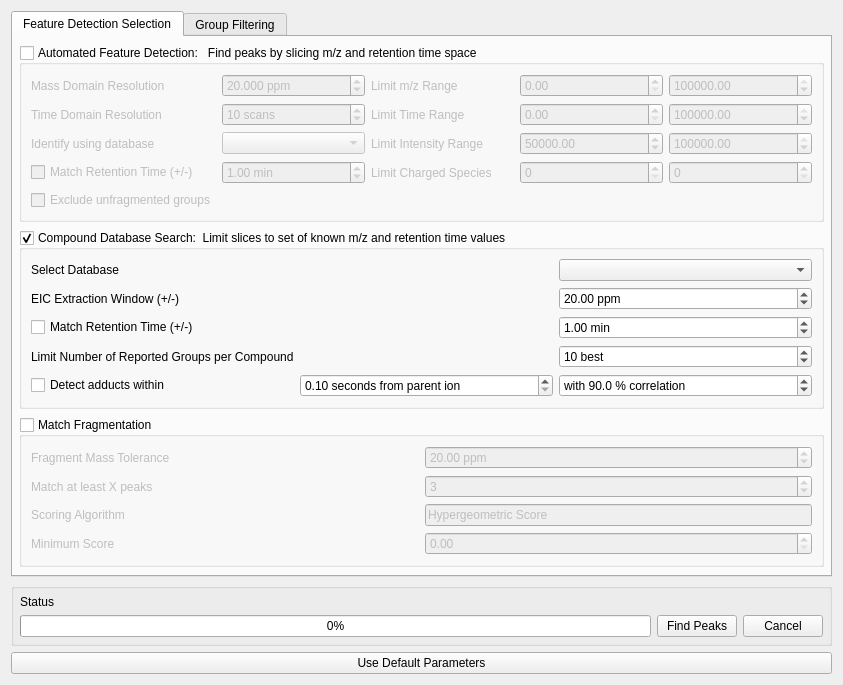
Before: the Qt Designer form src/gui/mzroll/forms/peakdetectiondialog.ui in ElucidataInc/ElMaven, drawn with Qt 5.
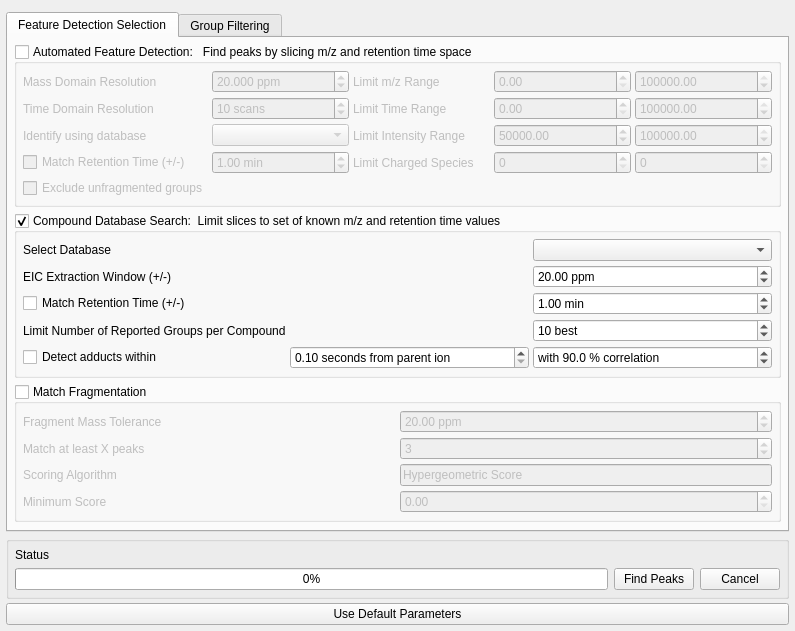
After: the same form once the commit is applied.

Commit message: [UI] Make peak detection dialog more compact

The edit to the form file:
```diff
--- a/src/gui/mzroll/forms/peakdetectiondialog.ui
+++ b/src/gui/mzroll/forms/peakdetectiondialog.ui
@@ -6,10 +6,16 @@
    <rect>
     <x>0</x>
     <y>0</y>
-    <width>843</width>
-    <height>685</height>
+    <width>795</width>
+    <height>619</height>
    </rect>
   </property>
+  <property name="sizePolicy">
+   <sizepolicy hsizetype="Preferred" vsizetype="Preferred">
+    <horstretch>0</horstretch>
+    <verstretch>0</verstretch>
+   </sizepolicy>
+  </property>
   <property name="sizeIncrement">
    <size>
     <width>0</width>
@@ -20,6 +26,21 @@
    <string>Peak Detection</string>
   </property>
   <layout class="QVBoxLayout" name="verticalLayout">
+   <property name="spacing">
+    <number>4</number>
+   </property>
+   <property name="leftMargin">
+    <number>6</number>
+   </property>
+   <property name="topMargin">
+    <number>12</number>
+   </property>
+   <property name="rightMargin">
+    <number>6</number>
+   </property>
+   <property name="bottomMargin">
+    <number>6</number>
+   </property>
    <item>
     <widget class="QTabWidget" name="tabwidget">
      <property name="currentIndex">
@@ -63,9 +84,21 @@
           <bool>false</bool>
          </property>
          <layout class="QGridLayout" name="gridLayout_8">
-          <property name="verticalSpacing">
+          <property name="leftMargin">
            <number>6</number>
           </property>
+          <property name="topMargin">
+           <number>6</number>
+          </property>
+          <property name="rightMargin">
+           <number>6</number>
+          </property>
+          <property name="bottomMargin">
+           <number>6</number>
+          </property>
+          <property name="spacing">
+           <number>4</number>
+          </property>
           <item row="4" column="0">
            <widget class="QLabel" name="label_scoringAlgo">
             <property name="text">
@@ -193,9 +226,21 @@
           <bool>false</bool>
          </property>
          <layout class="QGridLayout" name="gridLayout">
-          <property name="verticalSpacing">
+          <property name="leftMargin">
            <number>6</number>
           </property>
+          <property name="topMargin">
+           <number>6</number>
+          </property>
+          <property name="rightMargin">
+           <number>6</number>
+          </property>
+          <property name="bottomMargin">
+           <number>6</number>
+          </property>
+          <property name="spacing">
+           <number>4</number>
+          </property>
           <item row="0" column="2">
            <widget class="QLabel" name="label_17">
             <property name="text">
@@ -423,9 +468,21 @@
           <bool>true</bool>
          </property>
          <layout class="QGridLayout" name="gridLayout_2">
-          <property name="verticalSpacing">
+          <property name="leftMargin">
            <number>6</number>
           </property>
+          <property name="topMargin">
+           <number>6</number>
+          </property>
+          <property name="rightMargin">
+           <number>6</number>
+          </property>
+          <property name="bottomMargin">
+           <number>6</number>
+          </property>
+          <property name="spacing">
+           <number>4</number>
+          </property>
           <item row="3" column="0">
            <widget class="QCheckBox" name="matchRt">
             <property name="text">
@@ -587,6 +644,21 @@
           <string>Group Filtering</string>
          </property>
          <layout class="QGridLayout" name="gridLayout_3">
+          <property name="leftMargin">
+           <number>6</number>
+          </property>
+          <property name="topMargin">
+           <number>6</number>
+          </property>
+          <property name="rightMargin">
+           <number>6</number>
+          </property>
+          <property name="bottomMargin">
+           <number>6</number>
+          </property>
+          <property name="spacing">
+           <number>4</number>
+          </property>
           <item row="0" column="0" colspan="4">
            <layout class="QGridLayout" name="gridLayout_5">
             <item row="4" column="0">
```
